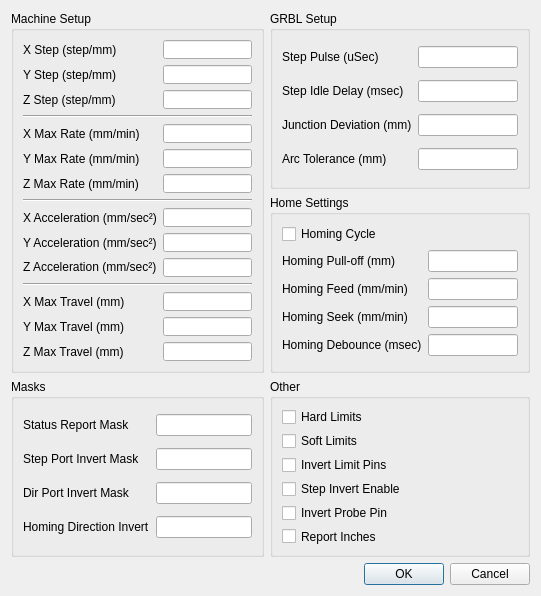
First picture: the form in grbl_settings.ui, repository OstapFerensovych/qGRBL, before the edit.
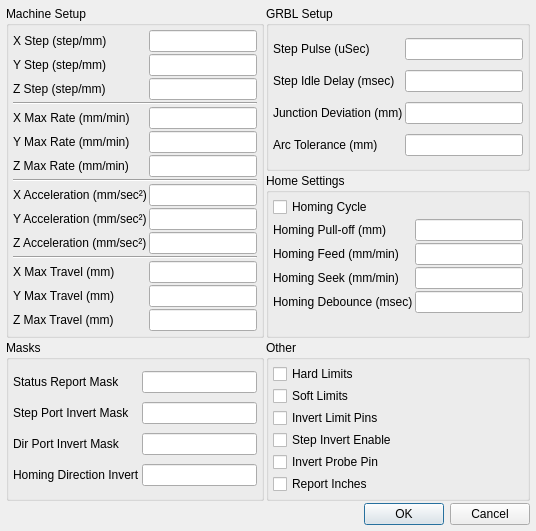
Second picture: the form after the edit.

```diff
--- a/grbl_settings.ui
+++ b/grbl_settings.ui
@@ -2,32 +2,6 @@
 <ui version="4.0">
  <class>grbl_settings</class>
  <widget class="QDialog" name="grbl_settings">
-  <property name="geometry">
-   <rect>
-    <x>0</x>
-    <y>0</y>
-    <width>541</width>
-    <height>596</height>
-   </rect>
-  </property>
-  <property name="sizePolicy">
-   <sizepolicy hsizetype="Fixed" vsizetype="Fixed">
-    <horstretch>0</horstretch>
-    <verstretch>0</verstretch>
-   </sizepolicy>
-  </property>
-  <property name="minimumSize">
-   <size>
-    <width>541</width>
-    <height>596</height>
-   </size>
-  </property>
-  <property name="maximumSize">
-   <size>
-    <width>541</width>
-    <height>596</height>
-   </size>
-  </property>
   <property name="windowTitle">
    <string>GRBL Settings</string>
   </property>
@@ -35,22 +9,42 @@
    <string/>
   </property>
   <layout class="QGridLayout" name="gridLayout_2">
-   <item row="6" column="1">
-    <widget class="QDialogButtonBox" name="buttonBox">
-     <property name="orientation">
-      <enum>Qt::Horizontal</enum>
-     </property>
-     <property name="standardButtons">
-      <set>QDialogButtonBox::Cancel|QDialogButtonBox::Ok</set>
-     </property>
-    </widget>
-   </item>
+   <property name="leftMargin">
+    <number>6</number>
+   </property>
+   <property name="topMargin">
+    <number>6</number>
+   </property>
+   <property name="rightMargin">
+    <number>6</number>
+   </property>
+   <property name="bottomMargin">
+    <number>6</number>
+   </property>
+   <property name="spacing">
+    <number>2</number>
+   </property>
    <item row="0" column="1">
     <widget class="QGroupBox" name="groupBox_2">
      <property name="title">
       <string>GRBL Setup</string>
      </property>
-     <layout class="QGridLayout" name="gridLayout_3">
+     <layout class="QGridLayout" name="gridLayout_3" columnminimumwidth="0,50">
+      <property name="leftMargin">
+       <number>4</number>
+      </property>
+      <property name="topMargin">
+       <number>4</number>
+      </property>
+      <property name="rightMargin">
+       <number>4</number>
+      </property>
+      <property name="bottomMargin">
+       <number>4</number>
+      </property>
+      <property name="spacing">
+       <number>2</number>
+      </property>
       <item row="0" column="0">
        <widget class="QLabel" name="label">
         <property name="text">
@@ -115,7 +109,22 @@
      <property name="title">
       <string>Machine Setup</string>
      </property>
-     <layout class="QGridLayout" name="gridLayout">
+     <layout class="QGridLayout" name="gridLayout" columnminimumwidth="0,50">
+      <property name="leftMargin">
+       <number>4</number>
+      </property>
+      <property name="topMargin">
+       <number>4</number>
+      </property>
+      <property name="rightMargin">
+       <number>4</number>
+      </property>
+      <property name="bottomMargin">
+       <number>4</number>
+      </property>
+      <property name="spacing">
+       <number>2</number>
+      </property>
       <item row="0" column="0">
        <widget class="QLabel" name="label_9">
         <property name="text">
@@ -317,7 +326,25 @@
       <string>Home Settings</string>
      </property>
      <layout class="QFormLayout" name="formLayout">
-      <item row="0" column="0">
+      <property name="horizontalSpacing">
+       <number>2</number>
+      </property>
+      <property name="verticalSpacing">
+       <number>2</number>
+      </property>
+      <property name="leftMargin">
+       <number>4</number>
+      </property>
+      <property name="topMargin">
+       <number>4</number>
+      </property>
+      <property name="rightMargin">
+       <number>4</number>
+      </property>
+      <property name="bottomMargin">
+       <number>4</number>
+      </property>
+      <item row="0" column="0" colspan="2">
        <widget class="QCheckBox" name="checkBox">
         <property name="text">
          <string>Homing Cycle</string>
@@ -388,7 +415,22 @@
      <property name="title">
       <string>Masks</string>
      </property>
-     <layout class="QGridLayout" name="gridLayout_4">
+     <layout class="QGridLayout" name="gridLayout_4" columnminimumwidth="0,50">
+      <property name="leftMargin">
+       <number>4</number>
+      </property>
+      <property name="topMargin">
+       <number>4</number>
+      </property>
+      <property name="rightMargin">
+       <number>4</number>
+      </property>
+      <property name="bottomMargin">
+       <number>4</number>
+      </property>
+      <property name="spacing">
+       <number>2</number>
+      </property>
       <item row="0" column="0">
        <widget class="QLabel" name="label_19">
         <property name="text">
@@ -454,6 +496,21 @@
       <string>Other</string>
      </property>
      <layout class="QGridLayout" name="gridLayout_5">
+      <property name="leftMargin">
+       <number>4</number>
+      </property>
+      <property name="topMargin">
+       <number>4</number>
+      </property>
+      <property name="rightMargin">
+       <number>4</number>
+      </property>
+      <property name="bottomMargin">
+       <number>4</number>
+      </property>
+      <property name="spacing">
+       <number>2</number>
+      </property>
       <item row="0" column="0">
        <widget class="QCheckBox" name="checkBox_3">
         <property name="text">
@@ -499,6 +556,16 @@
      </layout>
     </widget>
    </item>
+   <item row="6" column="0" colspan="2">
+    <widget class="QDialogButtonBox" name="buttonBox">
+     <property name="orientation">
+      <enum>Qt::Horizontal</enum>
+     </property>
+     <property name="standardButtons">
+      <set>QDialogButtonBox::Cancel|QDialogButtonBox::Ok</set>
+     </property>
+    </widget>
+   </item>
   </layout>
  </widget>
  <resources/>
```
